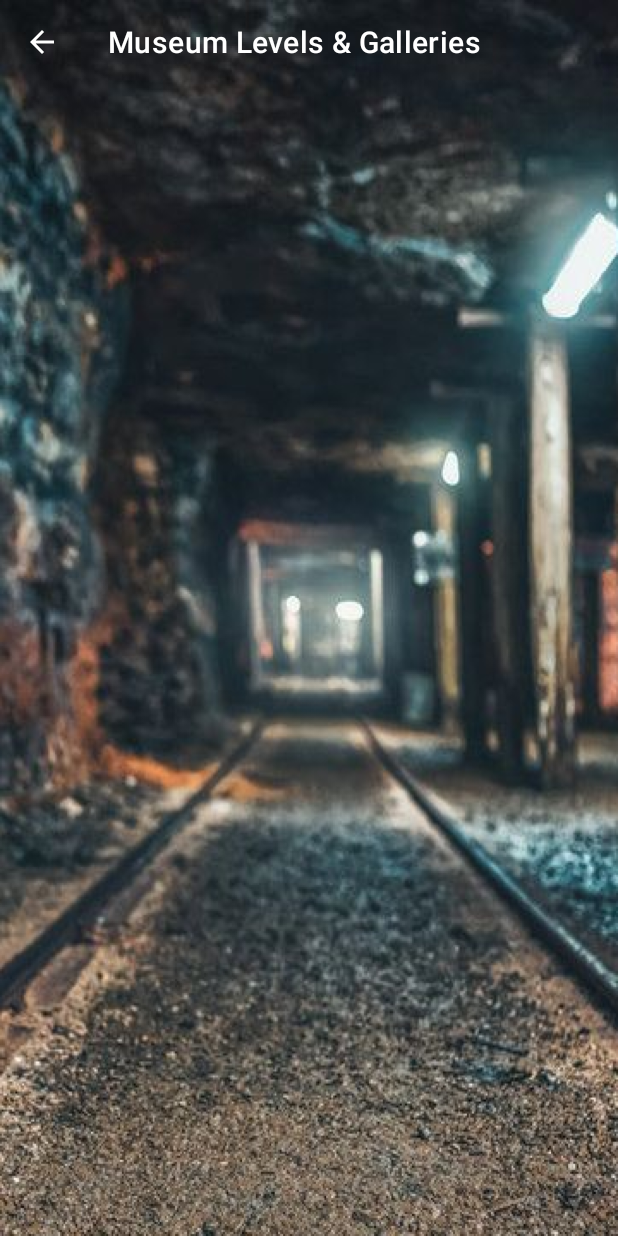
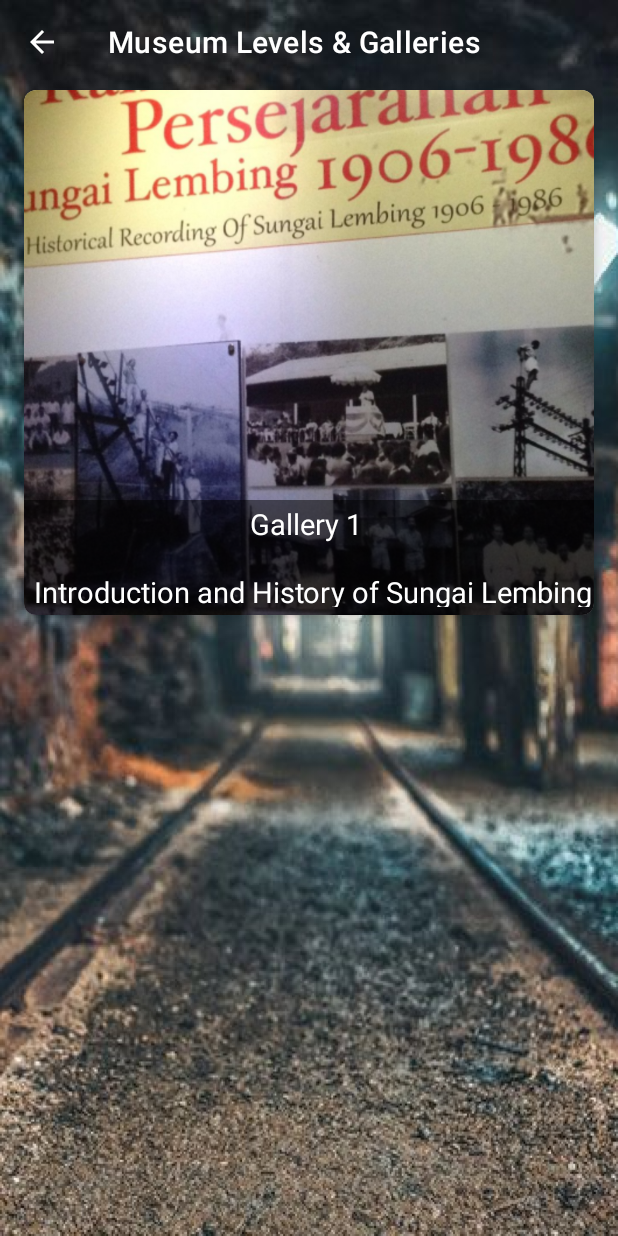
Before and after one commit to zhafranzainal/museum_visitor_app, an Android app: the GalleryActivity screen opened directly, with no data from a screen before it, on a phone screen of 412 x 824 dp. Run offline under Robolectric (Android 15) with nearby library versions, the phone set to English and light mode, and no system bars.

Commit message:
Add gallery image inside card view

```diff
--- a/app/src/main/res/layout/activity_gallery.xml
+++ b/app/src/main/res/layout/activity_gallery.xml
@@ -1,9 +1,52 @@
 <?xml version="1.0" encoding="utf-8"?>
 <RelativeLayout xmlns:android="http://schemas.android.com/apk/res/android"
+    xmlns:app="http://schemas.android.com/apk/res-auto"
     xmlns:tools="http://schemas.android.com/tools"
     android:layout_width="match_parent"
     android:layout_height="match_parent"
     android:background="@drawable/bg_app"
     tools:context=".GalleryActivity">
 
+    <androidx.cardview.widget.CardView
+        android:id="@+id/card_view_gallery"
+        android:layout_width="match_parent"
+        android:layout_height="350dp"
+        android:layout_marginHorizontal="16dp"
+        android:layout_marginTop="60dp"
+        app:cardCornerRadius="8dp"
+        app:cardElevation="4dp">
+
+        <RelativeLayout
+            android:layout_width="match_parent"
+            android:layout_height="match_parent">
+
+            <ImageView
+                android:layout_width="match_parent"
+                android:layout_height="match_parent"
+                android:contentDescription="@string/museum"
+                android:scaleType="centerCrop"
+                android:src="@drawable/gallery1" />
+
+            <RelativeLayout
+                android:layout_width="match_parent"
+                android:layout_height="wrap_content"
+                android:layout_alignParentBottom="true"
+                android:background="#80000000"
+                android:paddingBottom="5dp">
+
+                <TextView
+                    android:layout_width="match_parent"
+                    android:layout_height="wrap_content"
+                    android:layout_centerInParent="true"
+                    android:gravity="center"
+                    android:text="Gallery 1 \n\n Introduction and History of Sungai Lembing"
+                    android:textColor="@android:color/white"
+                    android:textSize="19sp" />
+
+            </RelativeLayout>
+
+        </RelativeLayout>
+
+    </androidx.cardview.widget.CardView>
+
 </RelativeLayout>
```
